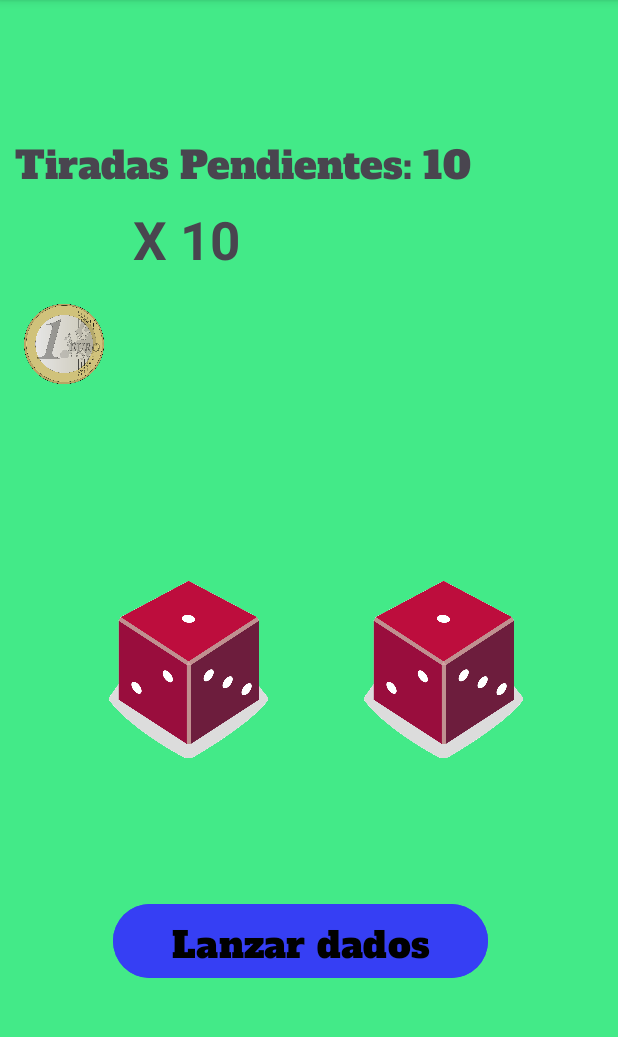
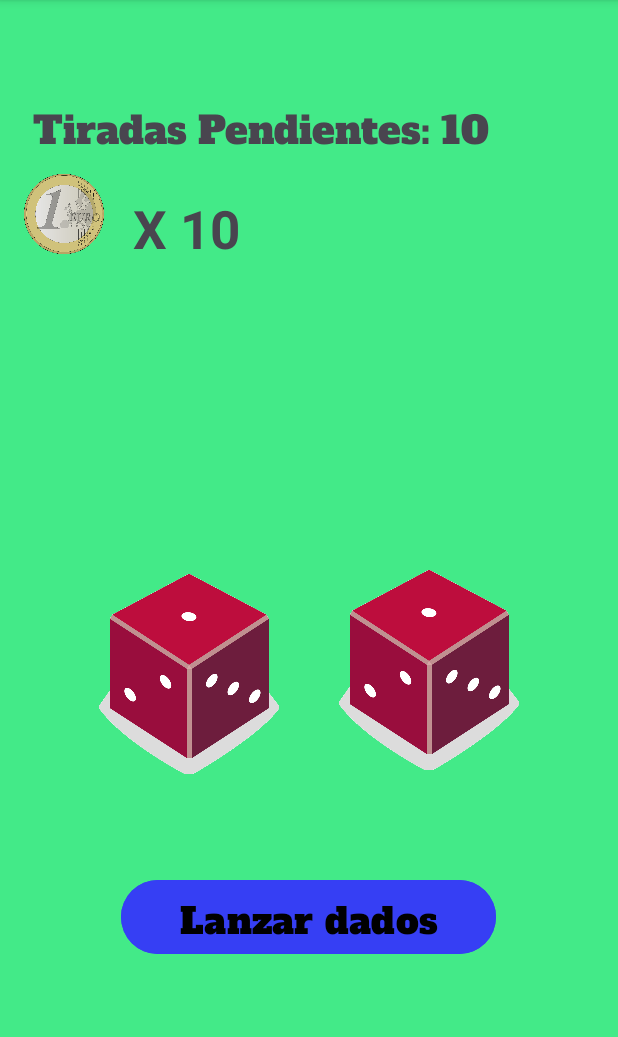
Before and after one commit to jlge30/DiceRollerBeta, an Android app: the MainActivity screen opened directly, with no data from a screen before it, on a phone screen of 412 x 824 dp, the part 96-1133 px from its top. Run offline under Robolectric (Android 15) with nearby library versions, the light colour scheme and no system bars; Roboto replaces fonts that are not available here.

Commit message:
Arregladas ventanas compatibles varios móviles

```diff
--- a/app/build.gradle.kts
+++ b/app/build.gradle.kts
@@ -39,8 +39,8 @@ dependencies {
     implementation("androidx.appcompat:appcompat:1.6.1")
     implementation("com.google.android.material:material:1.10.0")
     implementation("androidx.constraintlayout:constraintlayout:2.1.4")
-    implementation("androidx.navigation:navigation-fragment:2.7.4")
-    implementation("androidx.navigation:navigation-ui:2.7.4")
+    implementation("androidx.navigation:navigation-fragment:2.7.5")
+    implementation("androidx.navigation:navigation-ui:2.7.5")
     implementation("io.reactivex.rxjava3:rxjava:3.1.6")
     implementation("io.reactivex.rxjava3:rxandroid:3.0.2")
     implementation("androidx.recyclerview:recyclerview:1.3.2")
--- a/app/src/main/res/layout/activity_main.xml
+++ b/app/src/main/res/layout/activity_main.xml
@@ -13,8 +13,9 @@
         android:layout_width="250dp"
         android:layout_height="57dp"
         android:layout_marginStart="16dp"
+        android:layout_marginTop="36dp"
         android:layout_marginEnd="16dp"
-        android:layout_marginBottom="104dp"
+        android:layout_marginBottom="117dp"
         android:backgroundTint="@color/blue"
         android:contextClickable="false"
         android:elegantTextHeight="false"
@@ -28,41 +29,41 @@
         android:textSize="24sp"
         app:layout_constraintBottom_toBottomOf="parent"
         app:layout_constraintEnd_toEndOf="parent"
-        app:layout_constraintHorizontal_bias="0.458"
-        app:layout_constraintStart_toStartOf="parent" />
+        app:layout_constraintHorizontal_bias="0.496"
+        app:layout_constraintStart_toStartOf="parent"
+        app:layout_constraintTop_toBottomOf="@+id/image_dado1" />
 
     <ImageView
         android:id="@+id/image_dado1"
-        android:layout_width="106dp"
-        android:layout_height="186dp"
+        android:layout_width="120dp"
+        android:layout_height="157dp"
         android:layout_marginStart="8dp"
         android:layout_marginEnd="8dp"
+        android:layout_marginBottom="16dp"
         app:layout_constraintBottom_toTopOf="@+id/btnLanzar"
         app:layout_constraintEnd_toEndOf="parent"
-        app:layout_constraintHorizontal_bias="0.222"
+        app:layout_constraintHorizontal_bias="0.211"
         app:layout_constraintStart_toStartOf="parent"
-        app:layout_constraintTop_toTopOf="parent"
-        app:layout_constraintVertical_bias="0.857"
+        app:layout_constraintTop_toBottomOf="@+id/txt_mensaje"
         app:srcCompat="@drawable/dice_1" />
 
     <ImageView
         android:id="@+id/image_dado2"
-        android:layout_width="106dp"
-        android:layout_height="186dp"
-        android:layout_marginStart="8dp"
-        android:layout_marginEnd="8dp"
-        app:layout_constraintBottom_toTopOf="@+id/btnLanzar"
+        android:layout_width="120dp"
+        android:layout_height="157dp"
+        app:layout_constraintBottom_toTopOf="@+id/txt_final_juego"
         app:layout_constraintEnd_toEndOf="parent"
-        app:layout_constraintHorizontal_bias="0.503"
+        app:layout_constraintHorizontal_bias="0.376"
         app:layout_constraintStart_toEndOf="@+id/image_dado1"
-        app:layout_constraintTop_toTopOf="parent"
-        app:layout_constraintVertical_bias="0.857"
+        app:layout_constraintTop_toBottomOf="@+id/txt_mensaje"
+        app:layout_constraintVertical_bias="0.0"
         app:srcCompat="@drawable/dice_1" />
 
     <TextView
         android:id="@+id/txt_mensaje"
-        android:layout_width="362dp"
-        android:layout_height="91dp"
+        android:layout_width="398dp"
+        android:layout_height="106dp"
+        android:layout_marginTop="83dp"
         android:fontFamily="@font/alfa_slab_one"
         android:textAlignment="center"
         android:textAllCaps="false"
@@ -70,25 +71,25 @@
         android:textSize="22sp"
         app:layout_constraintBottom_toTopOf="@+id/image_dado1"
         app:layout_constraintEnd_toEndOf="parent"
-        app:layout_constraintHorizontal_bias="0.489"
+        app:layout_constraintHorizontal_bias="0.461"
         app:layout_constraintStart_toStartOf="parent"
-        app:layout_constraintTop_toTopOf="parent"
-        app:layout_constraintVertical_bias="1.0"
+        app:layout_constraintTop_toBottomOf="@+id/txt_puntuacion"
+        app:layout_constraintVertical_bias="0.0"
         tools:text="mensaje" />
 
     <TextView
         android:id="@+id/txtTiradas"
-        android:layout_width="wrap_content"
-        android:layout_height="wrap_content"
+        android:layout_width="376dp"
+        android:layout_height="0dp"
+        android:layout_marginStart="10dp"
+        android:layout_marginTop="64dp"
         android:fontFamily="@font/alfa_slab_one"
         android:text="@string/tiradaspendientes"
         android:textSize="25sp"
-        app:layout_constraintBottom_toTopOf="@+id/txt_mensaje"
         app:layout_constraintEnd_toEndOf="parent"
-        app:layout_constraintHorizontal_bias="0.094"
+        app:layout_constraintHorizontal_bias="0.457"
         app:layout_constraintStart_toStartOf="parent"
-        app:layout_constraintTop_toTopOf="parent"
-        app:layout_constraintVertical_bias="0.394" />
+        app:layout_constraintTop_toTopOf="parent" />
 
     <ImageView
         android:id="@+id/imageView3"
@@ -98,30 +99,29 @@
         app:layout_constraintEnd_toEndOf="parent"
         app:layout_constraintHorizontal_bias="0.044"
         app:layout_constraintStart_toStartOf="parent"
-        app:layout_constraintTop_toTopOf="@+id/txtTiradas"
-        app:layout_constraintVertical_bias="1.0"
+        app:layout_constraintTop_toBottomOf="@+id/txtTiradas"
+        app:layout_constraintVertical_bias="0.06"
         app:srcCompat="@drawable/euro" />
+
 
     <TextView
         android:id="@+id/txt_puntuacion"
         android:layout_width="wrap_content"
         android:layout_height="wrap_content"
-        android:layout_marginTop="8dp"
+        android:layout_marginTop="24dp"
         android:text="X"
         android:textSize="35sp"
         android:textStyle="bold"
         app:layout_constraintEnd_toEndOf="parent"
-        app:layout_constraintHorizontal_bias="0.072"
+        app:layout_constraintHorizontal_bias="0.071"
         app:layout_constraintStart_toEndOf="@+id/imageView3"
         app:layout_constraintTop_toBottomOf="@+id/txtTiradas" />
-
-
 
     <TextView
         android:id="@+id/txt_final_juego"
         android:layout_width="338dp"
         android:layout_height="61dp"
-        android:layout_marginBottom="104dp"
+        android:layout_marginBottom="56dp"
         android:fontFamily="@font/alfa_slab_one"
         android:text="@string/finaljuego"
         android:textAlignment="center"
@@ -130,7 +130,9 @@
         android:visibility="invisible"
         app:layout_constraintBottom_toBottomOf="parent"
         app:layout_constraintEnd_toEndOf="parent"
-        app:layout_constraintHorizontal_bias="0.502"
-        app:layout_constraintStart_toStartOf="parent" />
+        app:layout_constraintHorizontal_bias="0.493"
+        app:layout_constraintStart_toStartOf="parent"
+        app:layout_constraintTop_toBottomOf="@+id/image_dado1"
+        app:layout_constraintVertical_bias="0.34" />
 
 </androidx.constraintlayout.widget.ConstraintLayout>
--- a/app/src/main/res/layout/activity_recycler_view.xml
+++ b/app/src/main/res/layout/activity_recycler_view.xml
@@ -7,18 +7,16 @@
     tools:context=".MainActivity">
 
 
-
     <androidx.recyclerview.widget.RecyclerView
         android:id="@+id/listReciclaje"
         android:layout_width="match_parent"
-        android:layout_height="600dp"
+        android:layout_height="0dp"
         android:layout_marginStart="1dp"
-        android:layout_marginTop="8dp"
         android:layout_marginEnd="1dp"
         android:background="@color/green"
         app:layout_constraintBottom_toBottomOf="parent"
         app:layout_constraintEnd_toEndOf="parent"
         app:layout_constraintStart_toStartOf="parent"
-        />
+        app:layout_constraintTop_toTopOf="parent" />
 
 </androidx.constraintlayout.widget.ConstraintLayout>
```
Also changed, not shown: app/src/main/res/layout/activity_menu_inicial.xml (+12 -24 lines).
